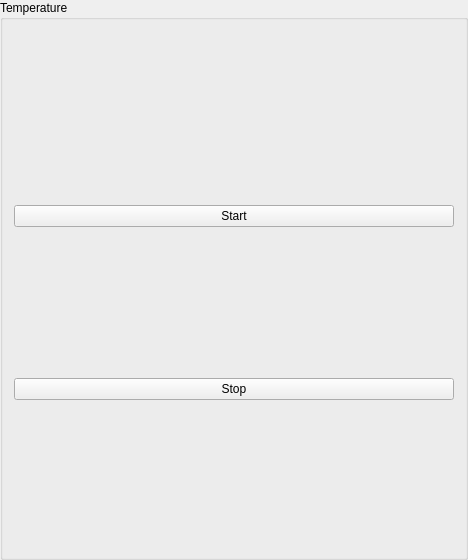
Brasserie-De-Toulbroch/druid, file src/app/temperature.ui: the form before one commit.
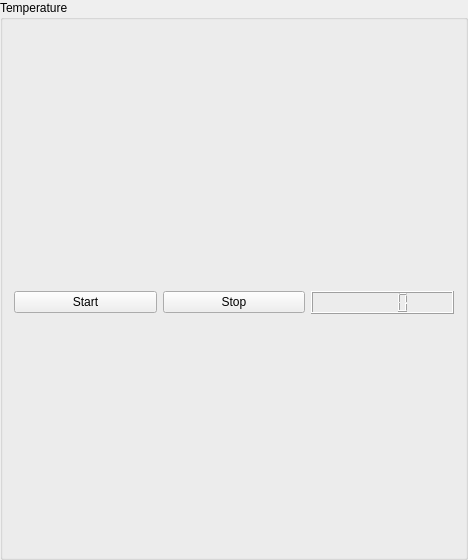
The form after the commit.

Commit message: Add temperature plot

Diff of the .ui file:
```diff
--- a/src/app/temperature.ui
+++ b/src/app/temperature.ui
@@ -21,19 +21,25 @@
     <number>40</number>
    </property>
    <item row="1" column="0">
-    <widget class="QPushButton" name="_stop">
-     <property name="text">
-      <string>Stop</string>
-     </property>
-    </widget>
-   </item>
-   <item row="0" column="0">
     <widget class="QPushButton" name="_start">
      <property name="text">
       <string>Start</string>
      </property>
     </widget>
    </item>
+   <item row="1" column="1">
+    <widget class="QPushButton" name="_stop">
+     <property name="text">
+      <string>Stop</string>
+     </property>
+    </widget>
+   </item>
+   <item row="1" column="2">
+    <widget class="QLCDNumber" name="_lcd"/>
+   </item>
+   <item row="0" column="0" colspan="3">
+    <layout class="QHBoxLayout" name="_top_layout"/>
+   </item>
   </layout>
  </widget>
  <resources/>
```
The commit also changes 6 other files.
